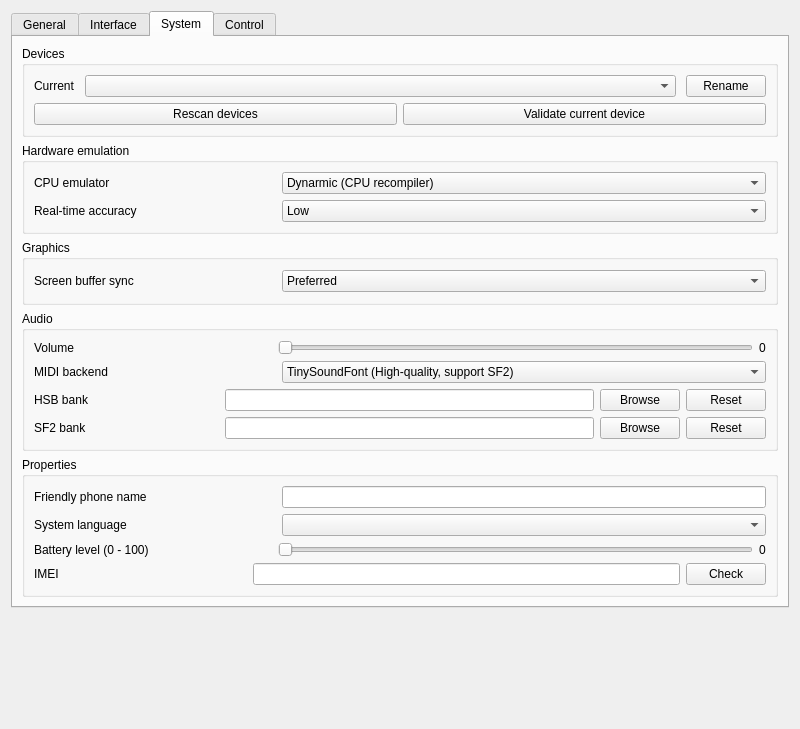
First picture: the form in src/emu/qt/src/settings_dialog.ui, repository EKA2L1/EKA2L1, before the edit.
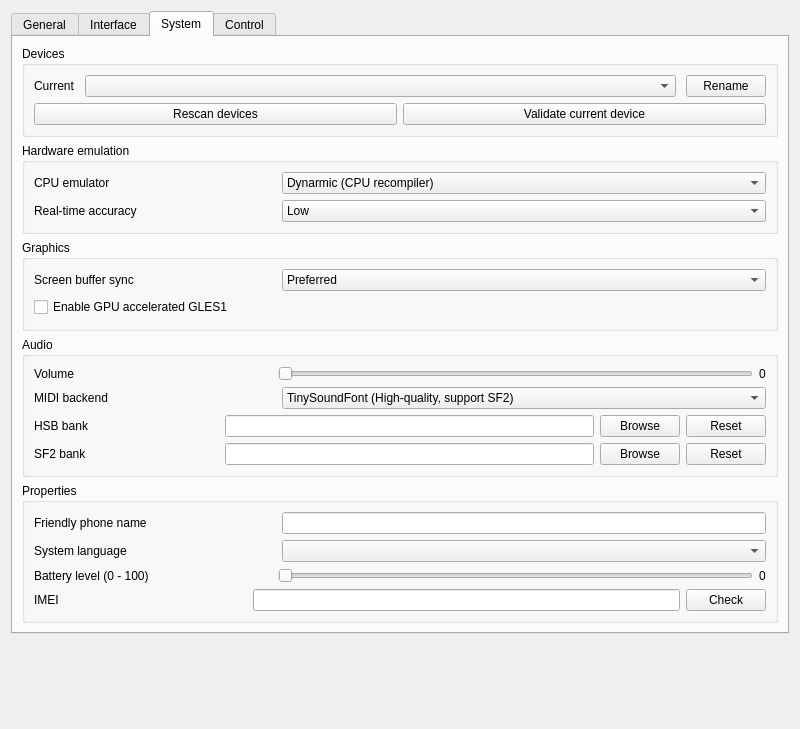
Second picture: the form after the edit.

Patch:
```diff
--- a/src/emu/qt/src/settings_dialog.ui
+++ b/src/emu/qt/src/settings_dialog.ui
@@ -529,6 +529,16 @@
             </item>
            </layout>
           </item>
+          <item row="1" column="0">
+            <widget class="QCheckBox" name="system_enable_hw_gles1_checkbox">
+              <property name="toolTip">
+                <string>Allow the emulator to perform native GPU acceleration for Symbian's GLES1 API.</string>
+              </property>
+              <property name="text">
+                <string>Enable GPU accelerated GLES1</string>
+              </property>
+            </widget>
+          </item>
          </layout>
         </widget>
        </item>
```
